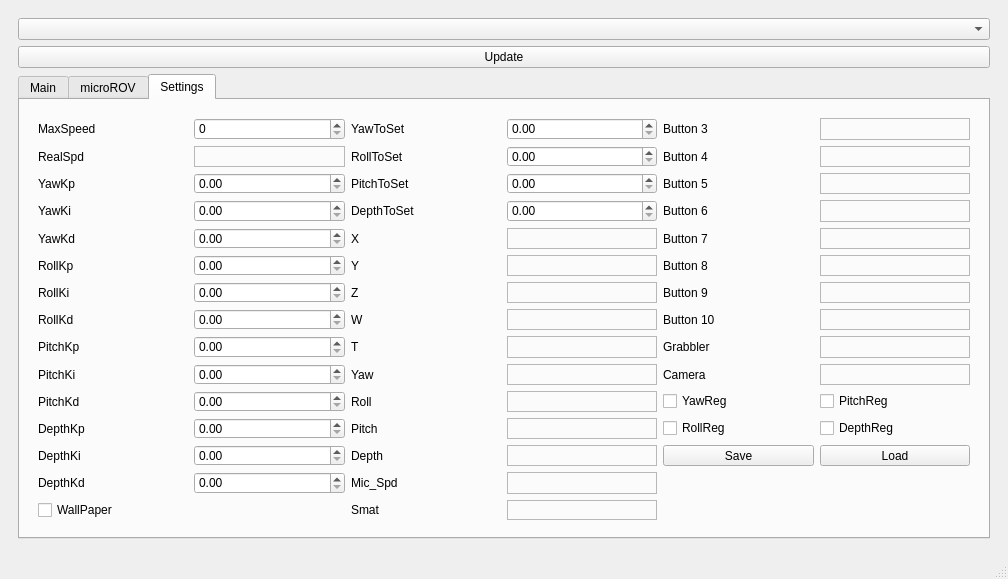
Above: qt/cc/mainwindow.ui from AndrewGrishchenko/MATE2021 before the change. Below: the same form after it.
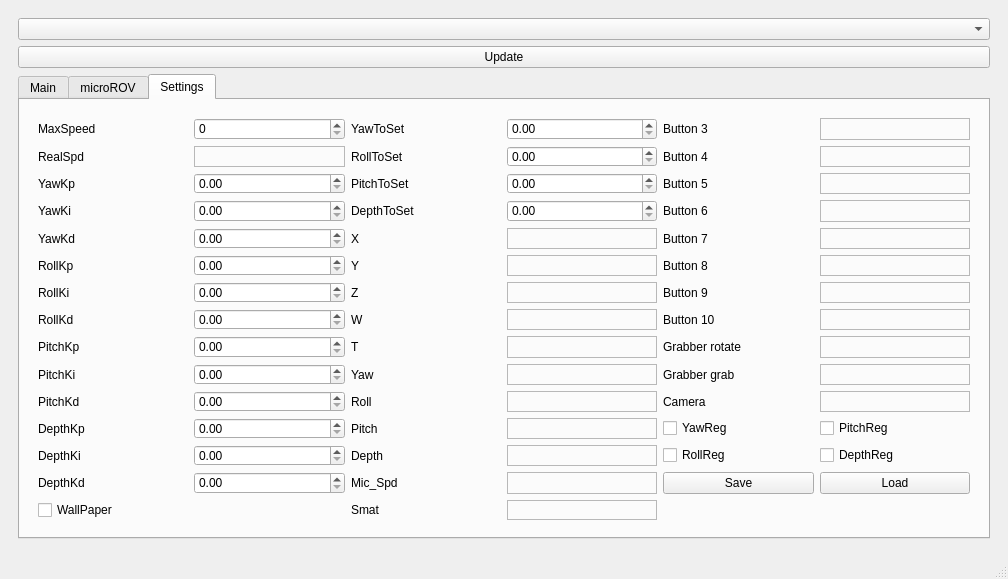
That is the form after the change.

What changed in the file:
```diff
--- a/qt/cc/mainwindow.ui
+++ b/qt/cc/mainwindow.ui
@@ -413,13 +413,6 @@
                 </property>
                </widget>
               </item>
-              <item row="11" column="4">
-               <widget class="QCheckBox" name="YawReg_Enabler">
-                <property name="text">
-                 <string>YawReg</string>
-                </property>
-               </widget>
-              </item>
               <item row="11" column="1">
                <widget class="QDoubleSpinBox" name="PitchKd_Value"/>
               </item>
@@ -530,13 +523,6 @@
                 </property>
                </widget>
               </item>
-              <item row="13" column="4">
-               <widget class="QPushButton" name="Save_Button">
-                <property name="text">
-                 <string>Save</string>
-                </property>
-               </widget>
-              </item>
               <item row="4" column="3">
                <widget class="QDoubleSpinBox" name="DepthToSet_Value"/>
               </item>
@@ -591,13 +577,6 @@
                 </property>
                </widget>
               </item>
-              <item row="12" column="4">
-               <widget class="QCheckBox" name="RollReg_Enabler">
-                <property name="text">
-                 <string>RollReg</string>
-                </property>
-               </widget>
-              </item>
               <item row="0" column="0">
                <widget class="QLabel" name="label">
                 <property name="text">
@@ -638,16 +617,6 @@
                 </property>
                </widget>
               </item>
-              <item row="10" column="5">
-               <widget class="QLabel" name="Camera_Value">
-                <property name="frameShape">
-                 <enum>QFrame::StyledPanel</enum>
-                </property>
-                <property name="text">
-                 <string/>
-                </property>
-               </widget>
-              </item>
               <item row="9" column="3">
                <widget class="QLabel" name="T_Value">
                 <property name="frameShape">
@@ -665,13 +634,6 @@
                 </property>
                </widget>
               </item>
-              <item row="13" column="5">
-               <widget class="QPushButton" name="Load_Button">
-                <property name="text">
-                 <string>Load</string>
-                </property>
-               </widget>
-              </item>
               <item row="3" column="3">
                <widget class="QDoubleSpinBox" name="PitchToSet_Value"/>
               </item>
@@ -709,13 +671,6 @@
                 </property>
                </widget>
               </item>
-              <item row="12" column="5">
-               <widget class="QCheckBox" name="DepthReg_Enabler">
-                <property name="text">
-                 <string>DepthReg</string>
-                </property>
-               </widget>
-              </item>
               <item row="3" column="5">
                <widget class="QLabel" name="Button_5_Value">
                 <property name="frameShape">
@@ -777,13 +732,6 @@
                 </property>
                </widget>
               </item>
-              <item row="11" column="5">
-               <widget class="QCheckBox" name="PitchReg_Enabler">
-                <property name="text">
-                 <string>PitchReg</string>
-                </property>
-               </widget>
-              </item>
               <item row="8" column="4">
                <widget class="QLabel" name="label_54">
                 <property name="text">
@@ -815,13 +763,6 @@
                 </property>
                </widget>
               </item>
-              <item row="10" column="4">
-               <widget class="QLabel" name="label_30">
-                <property name="text">
-                 <string>Camera</string>
-                </property>
-               </widget>
-              </item>
               <item row="7" column="2">
                <widget class="QLabel" name="label_21">
                 <property name="text">
@@ -869,7 +810,7 @@
               <item row="9" column="4">
                <widget class="QLabel" name="label_29">
                 <property name="text">
-                 <string>Grabbler</string>
+                 <string>Grabber rotate</string>
                 </property>
                </widget>
               </item>
@@ -961,6 +902,82 @@
                 </property>
                </widget>
               </item>
+              <item row="14" column="4">
+               <widget class="QPushButton" name="Save_Button">
+                <property name="text">
+                 <string>Save</string>
+                </property>
+               </widget>
+              </item>
+              <item row="14" column="5">
+               <widget class="QPushButton" name="Load_Button">
+                <property name="text">
+                 <string>Load</string>
+                </property>
+               </widget>
+              </item>
+              <item row="13" column="5">
+               <widget class="QCheckBox" name="DepthReg_Enabler">
+                <property name="text">
+                 <string>DepthReg</string>
+                </property>
+               </widget>
+              </item>
+              <item row="12" column="5">
+               <widget class="QCheckBox" name="PitchReg_Enabler">
+                <property name="text">
+                 <string>PitchReg</string>
+                </property>
+               </widget>
+              </item>
+              <item row="13" column="4">
+               <widget class="QCheckBox" name="RollReg_Enabler">
+                <property name="text">
+                 <string>RollReg</string>
+                </property>
+               </widget>
+              </item>
+              <item row="12" column="4">
+               <widget class="QCheckBox" name="YawReg_Enabler">
+                <property name="text">
+                 <string>YawReg</string>
+                </property>
+               </widget>
+              </item>
+              <item row="11" column="4">
+               <widget class="QLabel" name="label_30">
+                <property name="text">
+                 <string>Camera</string>
+                </property>
+               </widget>
+              </item>
+              <item row="11" column="5">
+               <widget class="QLabel" name="Camera_Value">
+                <property name="frameShape">
+                 <enum>QFrame::StyledPanel</enum>
+                </property>
+                <property name="text">
+                 <string/>
+                </property>
+               </widget>
+              </item>
+              <item row="10" column="4">
+               <widget class="QLabel" name="label_33">
+                <property name="text">
+                 <string>Grabber grab</string>
+                </property>
+               </widget>
+              </item>
+              <item row="10" column="5">
+               <widget class="QLabel" name="Grabber_grab">
+                <property name="frameShape">
+                 <enum>QFrame::StyledPanel</enum>
+                </property>
+                <property name="text">
+                 <string/>
+                </property>
+               </widget>
+              </item>
              </layout>
             </widget>
            </item>
```
Left out of the diff: 4 changed lines with no effect on the pictures.
